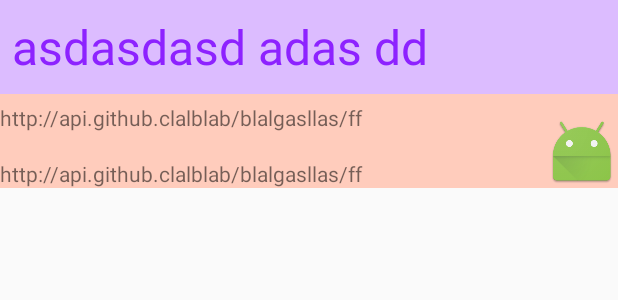
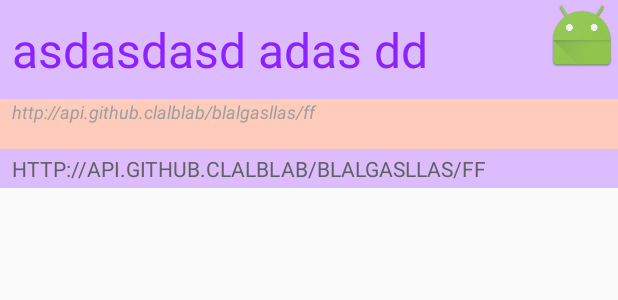
Before and after one commit to przemek-jablonski/github-graphQL-doodle, an Android app: the layout header_repositoryowner.xml on its own in the app's theme, with its tools: preview values and no code run, on a phone screen of 412 x 824 dp. Shown: the top 300 px of the screen. Run offline under Robolectric (Android 15) with nearby library versions, the phone set to English and light mode, and no system bars.

Commit message:
styling done (more or less)

```diff
--- a/app/src/main/res/layout/header_repositoryowner.xml
+++ b/app/src/main/res/layout/header_repositoryowner.xml
@@ -19,23 +19,31 @@
             android:gravity="center_vertical"
             android:text="asdasdasd adas dd"
             android:background="@color/app_triadic_purple_lighter"
-            android:paddingStart="@dimen/activity_horizontal_margin_half" />
+            android:paddingStart="@dimen/activity_horizontal_margin_half"
+            android:paddingLeft="@dimen/activity_horizontal_margin_half" />
 
         <TextView
             android:id="@+id/header_repositoryowner_path"
             android:layout_width="match_parent"
             android:layout_height="0dp"
             android:layout_weight="1"
-            android:gravity="center_vertical"
-            android:text="http://api.github.clalblab/blalgasllas/ff"/>
+            android:gravity="top"
+            android:text="http://api.github.clalblab/blalgasllas/ff"
+            android:paddingStart="@dimen/activity_horizontal_margin_half"
+            style="@style/AppTextLight"
+            android:paddingLeft="@dimen/activity_horizontal_margin_half" />
 
         <TextView
             android:id="@+id/header_repositoryowner_stats"
             android:layout_width="match_parent"
-            android:layout_height="0dp"
-            android:layout_weight="1"
-            android:gravity="bottom"
-            android:text="http://api.github.clalblab/blalgasllas/ff"/>
+            android:layout_height="wrap_content"
+            android:text="http://api.github.clalblab/blalgasllas/ff"
+            android:paddingStart="@dimen/activity_horizontal_margin_half"
+            style="@style/AppTextSmallHeavy"
+            android:paddingLeft="@dimen/activity_horizontal_margin_half"
+            android:background="@color/app_triadic_purple_lighter"
+            android:paddingTop="@dimen/item_separator_small"
+            android:paddingBottom="@dimen/item_separator_small" />
 
     </LinearLayout>
 
@@ -45,7 +53,7 @@
         android:id="@+id/header_repositoryowner_avatar"
         android:layout_width="wrap_content"
         android:layout_height="wrap_content"
-        android:layout_gravity="bottom|right"
-        android:src="@mipmap/ic_launcher"/>
+        android:src="@mipmap/ic_launcher"
+        android:layout_gravity="top|end" />
 
 </FrameLayout>
--- a/app/src/main/res/values-v21/styles.xml
+++ b/app/src/main/res/values-v21/styles.xml
@@ -6,4 +6,12 @@
         <item name="android:windowDrawsSystemBarBackgrounds">true</item>
         <item name="android:statusBarColor">@android:color/transparent</item>
     </style>
+
+    <style name="AppTheme" parent="Theme.AppCompat.Light.DarkActionBar">
+        <!-- Customize your theme here. -->
+        <item name="colorPrimary">@color/colorPrimary</item>
+        <item name="colorPrimaryDark">@color/app_primary_orange_light</item>
+        <item name="colorAccent">@color/colorAccent</item>
+        <item name="android:navigationBarColor">@color/app_primary_orange_light</item>
+    </style>
 </resources>
--- a/app/src/main/res/values/styles.xml
+++ b/app/src/main/res/values/styles.xml
@@ -4,7 +4,7 @@
     <style name="AppTheme" parent="Theme.AppCompat.Light.DarkActionBar">
         <!-- Customize your theme here. -->
         <item name="colorPrimary">@color/colorPrimary</item>
-        <item name="colorPrimaryDark">@color/colorPrimaryDark</item>
+        <item name="colorPrimaryDark">@color/app_primary_orange_light</item>
         <item name="colorAccent">@color/colorAccent</item>
     </style>
 
@@ -43,6 +43,13 @@
         <item name="android:textStyle">italic</item>
         <item name="android:textAllCaps">false</item>
         <item name="android:textSize">@dimen/font_size_small</item>
+    </style>
+
+    <style name="AppTextSmallHeavy"><item name="android:textAppearance">@style/TextSmallHeavy</item></style>
+    <style name="TextSmallHeavy">
+        <item name="android:textColor">@color/materialGrey700</item>
+        <item name="android:textAllCaps">true</item>
+        <item name="android:textSize">@dimen/font_size_normal</item>
     </style>
 
 
```
